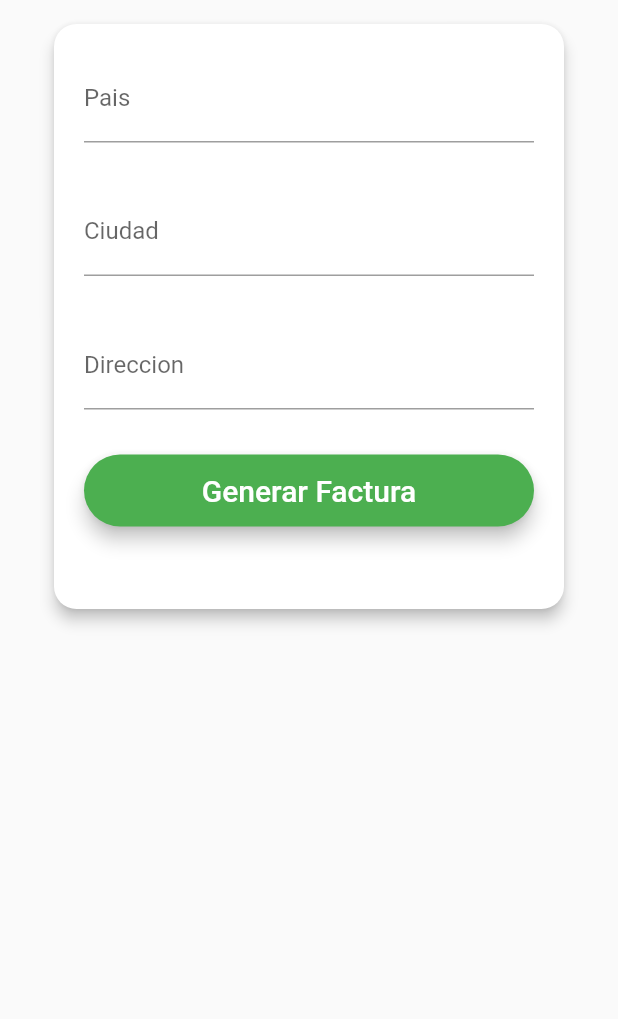
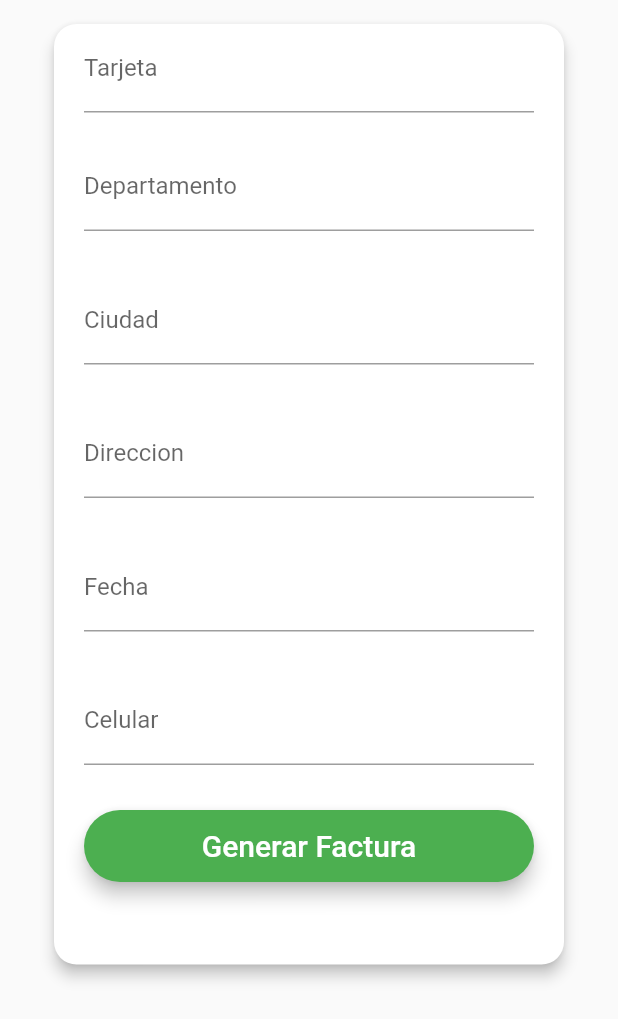
Before and after one commit to Nicole-Hf/prueba_agroshop, a Flutter app: the EnvioPage screen opened directly, on a phone screen of 412 x 824 dp. Shown: the top 1019 px of the screen. Run offline on Flutter 3.47's test engine with Material 2 defaults, Android fonts, the phone set to English and light mode, and no system bars; our stand-ins replace shared_preferences; missing offline and left inert: flappy_search_bar; accounts and stored records are empty; network calls fail.

Commit message:
vista envio

```diff
--- /dev/null
+++ b/lib/model/tarjeta.dart
@@ -0,0 +1,15 @@
+class Tarjeta {
+  Tarjeta({
+    required this.nombre,
+    required this.numero,
+    required this.cvv,
+    required this.fecha,
+    required this.cliente,
+  });
+
+  String nombre;
+  int numero;
+  int cvv;
+  String fecha;
+  int cliente;
+}
--- a/lib/pages/envio_page.dart
+++ b/lib/pages/envio_page.dart
@@ -20,13 +20,13 @@ class _EnvioPageState extends State<EnvioPage> {
   String _ciudad = '';
   String _direccion = '';
   String _tarjeta = '';
-  int _carrito = idClienteAutentificado;
   String _fecha = '';
   String _telefono = '';
 
   createEnvioPressed() async {
     http.Response response =
-        await EnvioService.createEnvio(int.parse(_tarjeta), _departamento, _ciudad, _direccion, _fecha, _telefono);
+        await EnvioService.createEnvio(int.parse(_tarjeta), _departamento, _ciudad, _direccion,
+        _fecha, _telefono);
     Map responseMap = jsonDecode(response.body);
 
     Navigator.push(
@@ -58,11 +58,17 @@ class _EnvioPageState extends State<EnvioPage> {
                 child: Padding(
                   padding: const EdgeInsets.symmetric(horizontal: 20),
                   child: Column(children: [
+                    TextFormField(
+                      decoration: InputDecoration(labelText: "Tarjeta"),
+                      onChanged: (value) {
+                        _tarjeta = value;
+                      },
+                    ),
                     const SizedBox(
                       height: 20,
                     ),
                     TextFormField(
-                      decoration: InputDecoration(labelText: "Pais"),
+                      decoration: InputDecoration(labelText: "Departamento"),
                       onChanged: (value) {
                         _departamento = value;
                       },
@@ -88,6 +94,24 @@ class _EnvioPageState extends State<EnvioPage> {
                     const SizedBox(
                       height: 30,
                     ),
+                    TextFormField(
+                      decoration: InputDecoration(labelText: "Fecha"),
+                      onChanged: (value) {
+                        _fecha = value;
+                      },
+                    ),
+                    const SizedBox(
+                      height: 30,
+                    ),
+                    TextFormField(
+                      decoration: InputDecoration(labelText: "Celular"),
+                      onChanged: (value) {
+                        _telefono = value;
+                      },
+                    ),
+                    const SizedBox(
+                      height: 30,
+                    ),
                     RoundedButton(
                       btnText: 'Generar Factura',
                       onBtnPressed: () => createEnvioPressed(),
--- a/lib/pages/pedido_lista.dart
+++ b/lib/pages/pedido_lista.dart
@@ -2,6 +2,7 @@ import 'dart:convert';
 
 import 'package:flutter/material.dart';
 import 'package:prueba_agroshop/model/carrito.dart';
+import 'package:prueba_agroshop/pages/envio_page.dart';
 import 'package:prueba_agroshop/services/api.dart';
 import 'package:prueba_agroshop/services/cart_services.dart';
 import 'package:prueba_agroshop/utils/text_widget.dart';
@@ -209,9 +210,9 @@ class _CartPageState extends State<CartPage> {
                     textColor: Colors.white,
                     color: Colors.green,
                     onPressed: () {
-                      //Navigator.push(context,MaterialPageRoute(
-                      //builder: (BuildContext context) => const EnvioPage(),
-                      //));
+                      Navigator.push(context,MaterialPageRoute(
+                      builder: (BuildContext context) => EnvioPage(),
+                      ));
                     },
                     shape: RoundedRectangleBorder(
                       borderRadius: BorderRadius.circular(30.0),),
```
